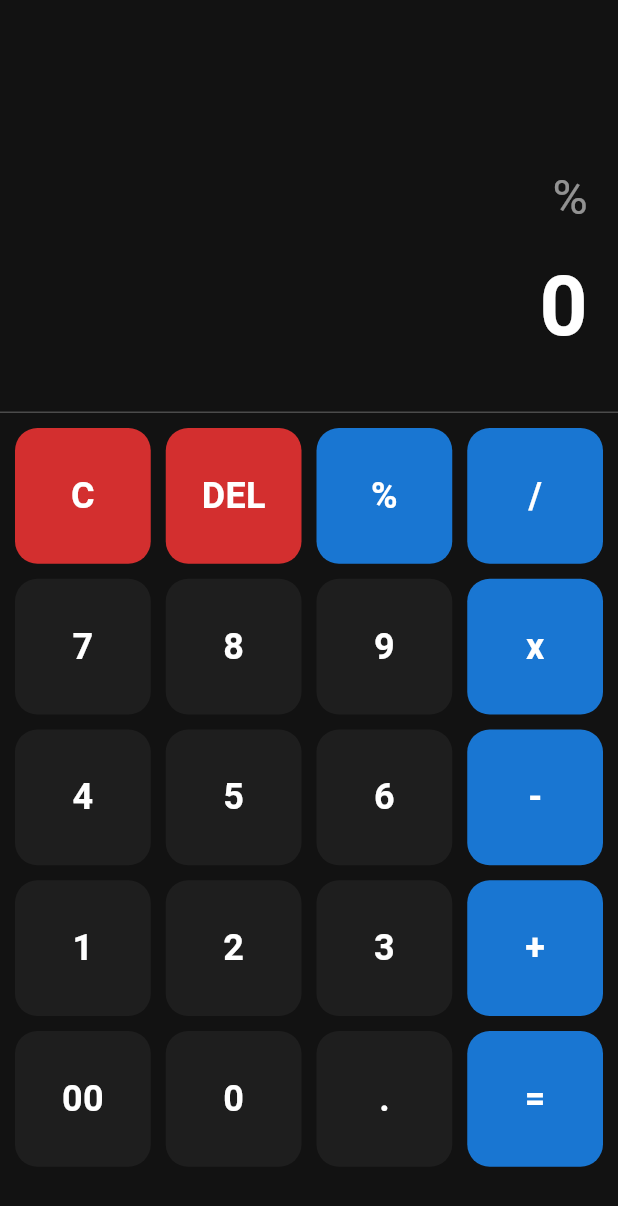
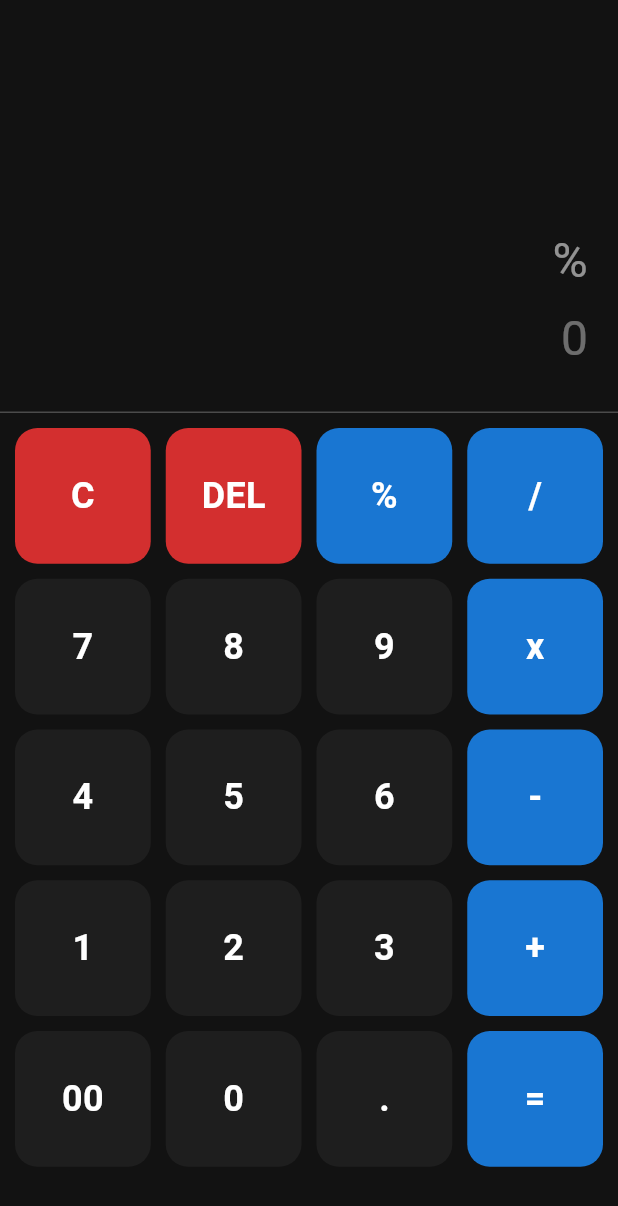
Before and after one commit to Omsaraiya/SCT_AD_1, a Flutter app: the screen it shows after launch, after a tap on an icon or button, on a phone screen of 412 x 824 dp. Shown: the top 1206 px of the screen. Run offline on Flutter 3.47's test engine with Material 3 defaults, Android fonts, the phone set to English and light mode, and no system bars; our stand-ins replace math_expressions.

Commit message:
style: added smooth pop-out animation for final calculation result

```diff
--- a/lib/screens/calculator_screen.dart
+++ b/lib/screens/calculator_screen.dart
@@ -1,7 +1,7 @@
 import 'package:flutter/material.dart';
-import 'package:flutter/services.dart'; // For haptic feedback
-import 'package:math_expressions/math_expressions.dart'; // For math logic
-import 'package:intl/intl.dart'; // For formatting numbers with commas
+import 'package:flutter/services.dart';
+import 'package:math_expressions/math_expressions.dart';
+import 'package:intl/intl.dart';
 
 class CalculatorScreen extends StatefulWidget {
   const CalculatorScreen({super.key});
@@ -13,6 +13,8 @@ class CalculatorScreen extends StatefulWidget {
 class _CalculatorScreenState extends State<CalculatorScreen> {
   var userInput = '';
   var answer = '0';
+  bool isCalculated =
+      false; // Yeh naya variable track karega ki '=' press hua ya nahi
 
   final List<String> buttons = [
     'C',
@@ -40,9 +42,7 @@ class _CalculatorScreenState extends State<CalculatorScreen> {
   @override
   Widget build(BuildContext context) {
     return Scaffold(
-      backgroundColor: const Color(
-        0xFF121212,
-      ), // Theme Color 1: Very Dark Grey Background
+      backgroundColor: const Color(0xFF121212),
       body: Column(
         children: [
           // --- DISPLAY AREA ---
@@ -55,11 +55,9 @@ class _CalculatorScreenState extends State<CalculatorScreen> {
                 mainAxisAlignment: MainAxisAlignment.end,
                 crossAxisAlignment: CrossAxisAlignment.end,
                 children: [
-                  // Scrollable Input Area to prevent Overflow Error
                   Expanded(
                     child: SingleChildScrollView(
-                      reverse:
-                          true, // Automatically scrolls to show the latest typed number
+                      reverse: true,
                       child: Container(
                         alignment: Alignment.bottomRight,
                         child: Text(
@@ -74,17 +72,21 @@ class _CalculatorScreenState extends State<CalculatorScreen> {
                     ),
                   ),
                   const SizedBox(height: 10),
-                  // Auto-Shrinking Answer Area
+
+                  // --- THE POP-OUT ANIMATION EFFECT ---
                   FittedBox(
                     fit: BoxFit.scaleDown,
                     alignment: Alignment.centerRight,
-                    child: Text(
-                      answer,
-                      style: const TextStyle(
-                        fontSize: 56,
-                        fontWeight: FontWeight.bold,
-                        color: Colors.white,
+                    child: AnimatedDefaultTextStyle(
+                      duration: const Duration(milliseconds: 200),
+                      style: TextStyle(
+                        fontSize: isCalculated ? 56 : 32,
+                        fontWeight: isCalculated
+                            ? FontWeight.bold
+                            : FontWeight.normal,
+                        color: isCalculated ? Colors.white : Colors.white38,
                       ),
+                      child: Text(answer),
                     ),
                   ),
                 ],
@@ -138,7 +140,6 @@ class _CalculatorScreenState extends State<CalculatorScreen> {
     );
   }
 
-  // --- LOGIC FUNCTIONS ---
   // --- BUTTON LOGIC ---
   void _onButtonPressed(String buttonText) {
     HapticFeedback.lightImpact();
@@ -147,39 +148,39 @@ class _CalculatorScreenState extends State<CalculatorScreen> {
       if (buttonText == 'C') {
         userInput = '';
         answer = '0';
+        isCalculated = false;
       } else if (buttonText == 'DEL') {
         if (userInput.isNotEmpty) {
           userInput = userInput.substring(0, userInput.length - 1);
         }
-        _calculateLivePreview(); // Update preview on delete
+        isCalculated = false;
+        _calculateLivePreview();
       } else if (buttonText == '=') {
-        _calculateMath(isFinal: true); // Show final answer
+        _calculateMath(isFinal: true);
       } else {
-        // --- BUG FIX: Prevent multiple operators (e.g., ++ or +x) ---
         if (_isOperator(buttonText)) {
           if (userInput.isNotEmpty) {
             String lastChar = userInput[userInput.length - 1];
             if (_isOperator(lastChar)) {
-              // Agar last character bhi operator tha, toh usko naye wale se replace kar do
               userInput =
                   userInput.substring(0, userInput.length - 1) + buttonText;
+              isCalculated = false;
               return;
             }
           }
         }
 
         userInput += buttonText;
-        _calculateLivePreview(); // Update preview as user types
+        isCalculated = false;
+        _calculateLivePreview();
       }
     });
   }
 
-  // Helper method to check if character is operator
   bool _isOperator(String x) {
     return x == '+' || x == '-' || x == 'x' || x == '/' || x == '%';
   }
 
-  // --- LIVE PREVIEW LOGIC ---
   void _calculateLivePreview() {
     try {
       if (userInput.isEmpty) {
@@ -187,7 +188,6 @@ class _CalculatorScreenState extends State<CalculatorScreen> {
         return;
       }
 
-      // Agar last character operator hai, toh preview mat dikhao (wait for number)
       if (_isOperator(userInput[userInput.length - 1])) {
         return;
       }
@@ -203,36 +203,33 @@ class _CalculatorScreenState extends State<CalculatorScreen> {
       } else {
         answer = NumberFormat.decimalPattern('en_US').format(eval);
       }
-    } catch (e) {
-      // Live preview mein agar expression incomplete hai, toh error mat dikhao
+    } catch (e) {}
+  }
+
+  void _calculateMath({bool isFinal = false}) {
+    _calculateLivePreview();
+    if (isFinal) {
+      setState(() {
+        isCalculated = true;
+      });
     }
   }
 
-  // --- FINAL EQUAL BUTTON LOGIC ---
-  void _calculateMath({bool isFinal = false}) {
-    _calculateLivePreview();
-  }
-
-  // --- UI THEME HELPER FUNCTIONS ---
   Color _getButtonColor(String x) {
     if (x == 'C' || x == 'DEL') {
-      return const Color(
-        0xFFD32F2F,
-      ); // Theme Color 2: Muted Red for Clear/Delete
+      return const Color(0xFFD32F2F);
     } else if (x == '=' ||
         x == '+' ||
         x == '-' ||
         x == 'x' ||
         x == '/' ||
         x == '%') {
-      return const Color(
-        0xFF1976D2,
-      ); // Theme Color 3: Professional Blue for Operators
+      return const Color(0xFF1976D2);
     }
-    return const Color(0xFF1E1E1E); // Basic Dark Grey for Numbers
+    return const Color(0xFF1E1E1E);
   }
 
   Color _getTextColor(String x) {
-    return Colors.white; // Uniform white text for readability
+    return Colors.white;
   }
 }
```
